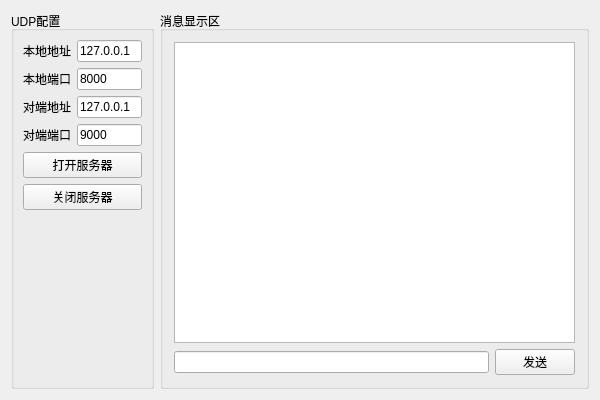
Before: the Qt Designer form CommAssistant/UdpWidget.ui in wangdong1328/QtProjects, drawn with Qt 5.
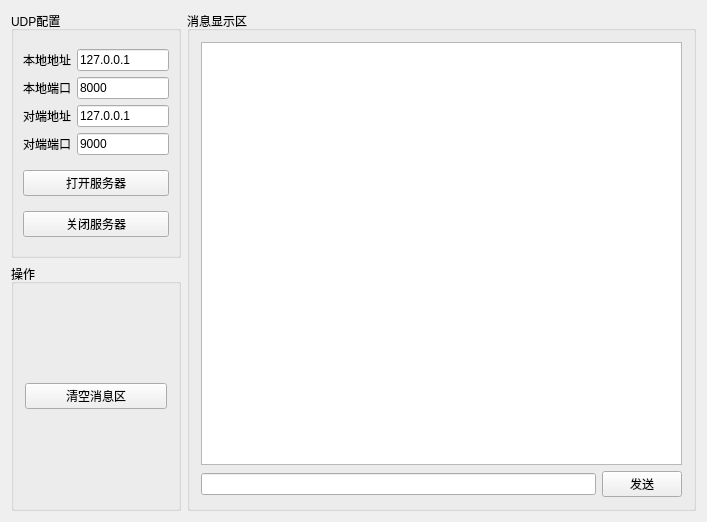
After: the same form once the commit is applied.

Commit message: 上传UDP通信增加错误上报

Diff of the .ui file:
```diff
--- a/CommAssistant/UdpWidget.ui
+++ b/CommAssistant/UdpWidget.ui
@@ -6,13 +6,15 @@
    <rect>
     <x>0</x>
     <y>0</y>
-    <width>600</width>
-    <height>400</height>
+    <width>707</width>
+    <height>522</height>
    </rect>
   </property>
   <property name="windowTitle">
    <string>CUdpWidget</string>
   </property>
+  <layout class="QVBoxLayout" name="verticalLayout_4">
+   <item>
   <layout class="QHBoxLayout" name="horizontalLayout" stretch="1,3">
    <item>
     <layout class="QVBoxLayout" name="verticalLayout">
@@ -108,18 +110,21 @@
           </property>
          </widget>
         </item>
+         </layout>
+        </widget>
+       </item>
         <item>
-         <spacer name="verticalSpacer">
-          <property name="orientation">
-           <enum>Qt::Vertical</enum>
-          </property>
-          <property name="sizeHint" stdset="0">
-           <size>
-            <width>20</width>
-            <height>40</height>
-           </size>
-          </property>
-         </spacer>
+        <widget class="QGroupBox" name="groupBox_3">
+         <property name="title">
+          <string>操作</string>
+         </property>
+         <layout class="QHBoxLayout" name="horizontalLayout_2">
+          <item>
+           <widget class="QPushButton" name="pushButton_clear">
+            <property name="text">
+             <string>清空消息区</string>
+            </property>
+           </widget>
         </item>
        </layout>
       </widget>
@@ -151,6 +156,8 @@
       </item>
      </layout>
     </widget>
+     </item>
+    </layout>
    </item>
   </layout>
  </widget>
```
Lines whose indentation alone changed are shown as unchanged. The commit also changes 2 other files.
